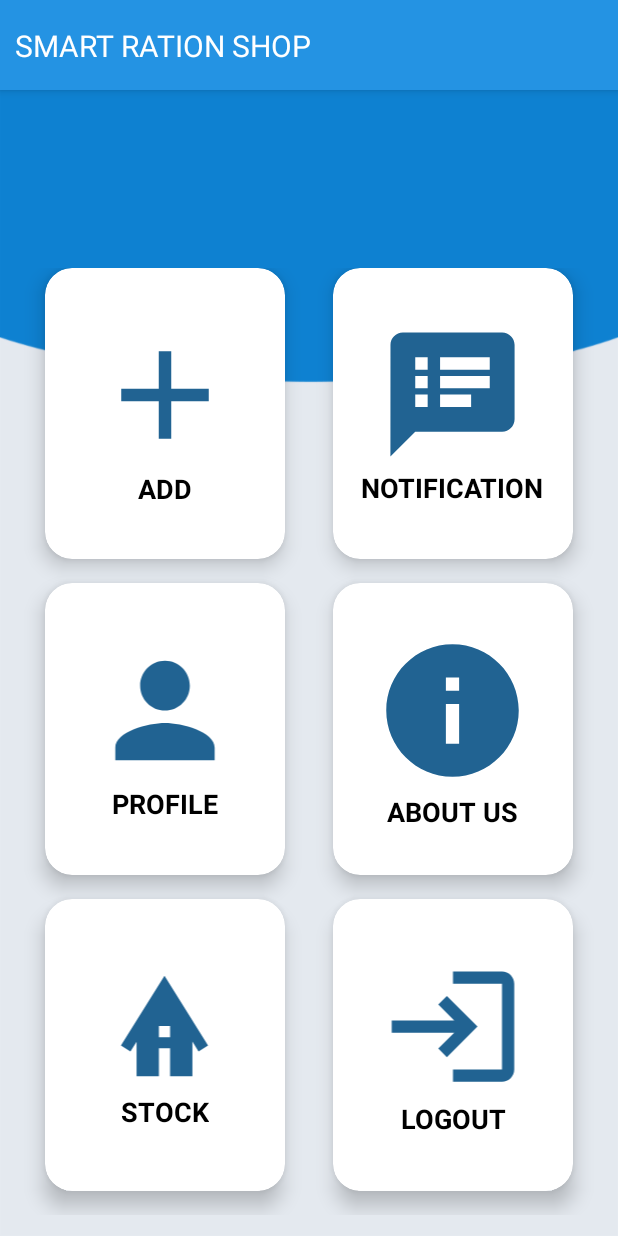
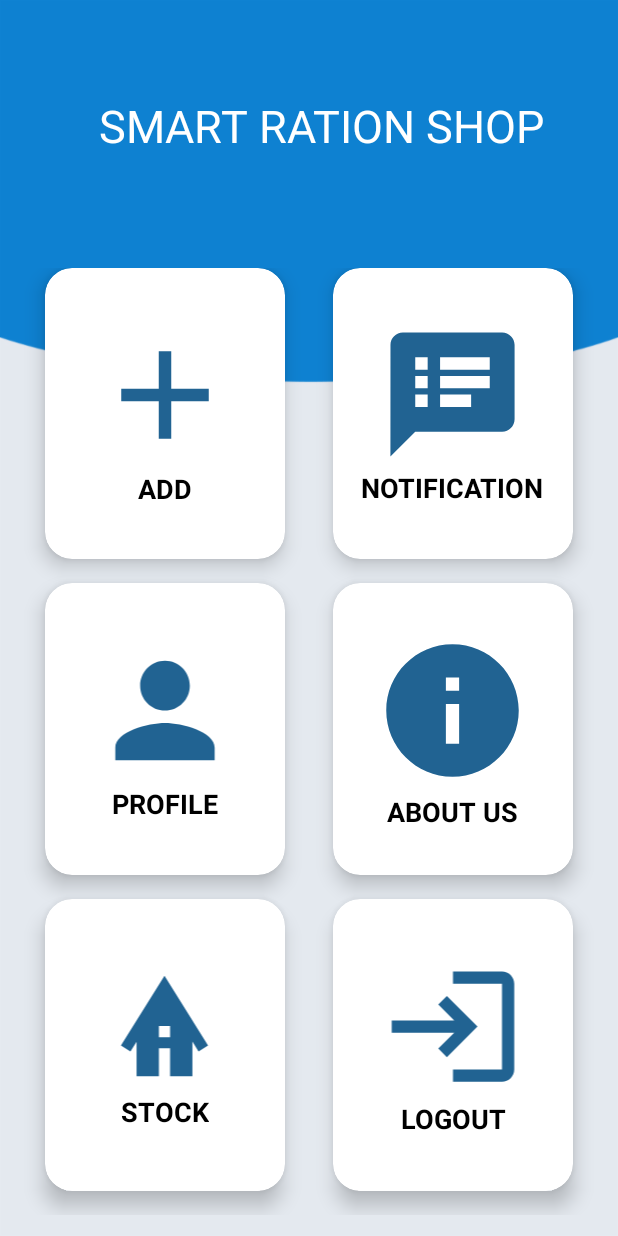
Before and after one commit to THIRUPATHI0305/smart_ration, an Android app: the home screen opened directly, with no data from a screen before it, on a phone screen of 412 x 824 dp. Run offline under Robolectric (Android 15) with nearby library versions, the phone set to English and light mode, and no system bars.

Commit message:
last commit

```diff
--- a/app/src/main/java/com/example/smart_ration_shop/home.java
+++ b/app/src/main/java/com/example/smart_ration_shop/home.java
@@ -61,7 +61,9 @@ public class home extends AppCompatActivity {
             @Override
             public void onClick(View view) {
                 Intent intent = new Intent(home.this,login.class);
+
                 startActivity(intent);
+                finish();
             }
         });
         add.setOnClickListener(new View.OnClickListener() {
--- a/app/src/main/res/layout/activity_home.xml
+++ b/app/src/main/res/layout/activity_home.xml
@@ -4,40 +4,57 @@
     xmlns:tools="http://schemas.android.com/tools"
     android:layout_width="match_parent"
     android:layout_height="match_parent"
+    android:background="@drawable/bg"
     tools:context=".home">
 
-    <include layout="@layout/toolbar"
-        android:id="@+id/tool"/>
-
+<!--    <include layout="@layout/toolbar"-->
+<!--        android:id="@+id/tool"/>-->
 
 
     <LinearLayout
+        android:layout_width="match_parent"
+
+        android:layout_height="match_parent"
         android:orientation="vertical"
-        android:background="@drawable/bg"
-        android:weightSum="10"
-        android:layout_width="match_parent"
-        android:layout_height="match_parent">
+        android:weightSum="10">
 
         <RelativeLayout
-            android:layout_weight="2"
             android:layout_width="match_parent"
-            android:layout_height="0dp">
+            android:layout_height="0dp"
 
+            android:layout_weight="2">
+
+            <TextView
+                android:layout_width="343dp"
+                android:layout_height="68dp"
+                android:layout_alignParentStart="true"
+                android:layout_alignParentEnd="true"
+                android:layout_marginStart="42dp"
+
+                android:layout_marginLeft="30dp"
+                android:layout_marginTop="50dp"
+                android:layout_marginEnd="25dp"
+
+
+                android:gravity="center"
+                android:text="SMART RATION SHOP"
+                android:textColor="@android:color/white"
+                android:textSize="30sp" />
 
 
         </RelativeLayout>
 
         <GridLayout
             android:id="@+id/mainGrid"
-            android:columnCount="2"
-            android:rowCount="3"
-            android:alignmentMode="alignMargins"
-            android:columnOrderPreserved="false"
-            android:layout_weight="8"
             android:layout_width="match_parent"
             android:layout_height="0dp"
+            android:layout_weight="8"
+            android:alignmentMode="alignMargins"
+            android:columnCount="2"
+
+            android:columnOrderPreserved="false"
             android:padding="14dp"
-            >
+            android:rowCount="3">
 
             <!-- Row 1 -->
 
@@ -45,26 +62,26 @@
             <androidx.cardview.widget.CardView
                 android:layout_width="0dp"
                 android:layout_height="0dp"
+
+                android:layout_rowWeight="1"
                 android:layout_columnWeight="1"
-                android:layout_rowWeight="1"
+                android:layout_marginLeft="16dp"
 
-                android:background="@color/white"
 
+                android:layout_marginRight="16dp"
                 android:layout_marginBottom="16dp"
-                android:layout_marginLeft="16dp"
-                android:layout_marginRight="16dp"
-                app:cardElevation="8dp"
+                app:cardBackgroundColor="@color/white"
                 app:cardCornerRadius="18dp"
-                >
+                app:cardElevation="8dp">
 
 
                 <LinearLayout
+                    android:layout_width="wrap_content"
+                    android:layout_height="wrap_content"
                     android:layout_gravity="center_horizontal|center_vertical"
+
                     android:layout_margin="16dp"
-                    android:orientation="vertical"
-
-                    android:layout_width="wrap_content"
-                    android:layout_height="wrap_content">
+                    android:orientation="vertical">
 
                     <ImageView
                         android:id="@+id/add"
@@ -74,15 +91,15 @@
                         android:src="@drawable/ic_baseline_add_24" />
 
                     <TextView
+                        android:layout_width="wrap_content"
+                        android:layout_height="wrap_content"
+                        android:layout_gravity="center"
+                        android:gravity="center"
                         android:text="ADD"
                         android:textAlignment="center"
-                        android:layout_gravity="center"
-                        android:gravity="center"
                         android:textColor="@android:color/black"
                         android:textSize="18sp"
-                        android:textStyle="bold"
-                        android:layout_width="wrap_content"
-                        android:layout_height="wrap_content" />
+                        android:textStyle="bold" />
 
                 </LinearLayout>
 
@@ -92,22 +109,22 @@
             <androidx.cardview.widget.CardView
                 android:layout_width="0dp"
                 android:layout_height="0dp"
+                android:layout_rowWeight="1"
                 android:layout_columnWeight="1"
-                android:layout_rowWeight="1"
-                android:layout_marginBottom="16dp"
                 android:layout_marginLeft="16dp"
                 android:layout_marginRight="16dp"
-                app:cardElevation="8dp"
-                android:background="@color/white"
+                android:layout_marginBottom="16dp"
+                android:background="@color/black"
+                app:cardBackgroundColor="@color/white"
                 app:cardCornerRadius="18dp"
-                >
+                app:cardElevation="8dp">
 
                 <LinearLayout
+                    android:layout_width="wrap_content"
+                    android:layout_height="wrap_content"
                     android:layout_gravity="center_horizontal|center_vertical"
                     android:layout_margin="16dp"
-                    android:orientation="vertical"
-                    android:layout_width="wrap_content"
-                    android:layout_height="wrap_content">
+                    android:orientation="vertical">
 
                     <ImageView
                         android:id="@+id/notify"
@@ -117,13 +134,13 @@
                         android:src="@drawable/ic_baseline_speaker_notes_24" />
 
                     <TextView
+                        android:layout_width="wrap_content"
+                        android:layout_height="wrap_content"
                         android:text="NOTIFICATION"
                         android:textAlignment="center"
                         android:textColor="@android:color/black"
                         android:textSize="18sp"
-                        android:textStyle="bold"
-                        android:layout_width="wrap_content"
-                        android:layout_height="wrap_content" />
+                        android:textStyle="bold" />
 
                 </LinearLayout>
 
@@ -136,22 +153,22 @@
             <androidx.cardview.widget.CardView
                 android:layout_width="0dp"
                 android:layout_height="0dp"
+                android:layout_rowWeight="1"
                 android:layout_columnWeight="1"
-                android:layout_rowWeight="1"
+                android:layout_marginLeft="16dp"
+                android:layout_marginRight="16dp"
                 android:layout_marginBottom="16dp"
-                android:layout_marginLeft="16dp"
                 android:background="@color/white"
-                android:layout_marginRight="16dp"
-                app:cardElevation="8dp"
+                app:cardBackgroundColor="@color/white"
                 app:cardCornerRadius="18dp"
-                >
+                app:cardElevation="8dp">
 
                 <LinearLayout
+                    android:layout_width="wrap_content"
+                    android:layout_height="wrap_content"
                     android:layout_gravity="center_horizontal|center_vertical"
                     android:layout_margin="16dp"
-                    android:orientation="vertical"
-                    android:layout_width="wrap_content"
-                    android:layout_height="wrap_content">
+                    android:orientation="vertical">
 
                     <ImageView
                         android:id="@+id/profile"
@@ -161,14 +178,14 @@
                         android:src="@drawable/baseline_person_24" />
 
                     <TextView
+                        android:layout_width="wrap_content"
+                        android:layout_height="wrap_content"
+                        android:layout_gravity="center"
                         android:text="PROFILE"
                         android:textAlignment="center"
                         android:textColor="@android:color/black"
-                        android:layout_gravity="center"
                         android:textSize="18sp"
-                        android:textStyle="bold"
-                        android:layout_width="wrap_content"
-                        android:layout_height="wrap_content" />
+                        android:textStyle="bold" />
 
                 </LinearLayout>
 
@@ -178,27 +195,27 @@
             <androidx.cardview.widget.CardView
                 android:layout_width="0dp"
                 android:layout_height="0dp"
+                android:layout_rowWeight="1"
                 android:layout_columnWeight="1"
-                android:layout_rowWeight="1"
-                android:layout_marginBottom="16dp"
                 android:layout_marginLeft="16dp"
                 android:layout_marginRight="16dp"
-                app:cardElevation="8dp"
+                android:layout_marginBottom="16dp"
                 android:background="@color/white"
+                app:cardBackgroundColor="@color/white"
                 app:cardCornerRadius="18dp"
-                >
+                app:cardElevation="8dp">
 
                 <LinearLayout
+                    android:layout_width="wrap_content"
+                    android:layout_height="wrap_content"
                     android:layout_gravity="center_horizontal|center_vertical"
                     android:layout_margin="16dp"
-                    android:orientation="vertical"
-                    android:layout_width="wrap_content"
-                    android:layout_height="wrap_content">
+                    android:orientation="vertical">
 
                     <ImageView
+                        android:id="@+id/info"
                         android:layout_width="106dp"
                         android:layout_height="110dp"
-                        android:id="@+id/info"
                         android:layout_gravity="center_horizontal"
                         android:src="@drawable/ic_baseline_info_24" />
 
@@ -222,38 +239,38 @@
             <androidx.cardview.widget.CardView
                 android:layout_width="0dp"
                 android:layout_height="0dp"
+                android:layout_rowWeight="1"
                 android:layout_columnWeight="1"
-                android:layout_rowWeight="1"
-                android:layout_marginBottom="16dp"
                 android:layout_marginLeft="16dp"
                 android:layout_marginRight="16dp"
-                app:cardElevation="8dp"
+                android:layout_marginBottom="16dp"
                 android:background="@color/white"
+                app:cardBackgroundColor="@color/white"
                 app:cardCornerRadius="18dp"
-                >
+                app:cardElevation="8dp">
 
                 <LinearLayout
+                    android:layout_width="wrap_content"
+                    android:layout_height="wrap_content"
                     android:layout_gravity="center_horizontal|center_vertical"
                     android:layout_margin="16dp"
-                    android:orientation="vertical"
-                    android:layout_width="wrap_content"
-                    android:layout_height="wrap_content">
+                    android:orientation="vertical">
 
                     <ImageView
+                        android:id="@+id/stock"
                         android:layout_width="123dp"
                         android:layout_height="89dp"
-                        android:id="@+id/stock"
                         android:layout_gravity="center_horizontal"
                         android:src="@drawable/ic_baseline_bungalow_24" />
 
                     <TextView
+                        android:layout_width="wrap_content"
+                        android:layout_height="wrap_content"
                         android:text="       STOCK"
                         android:textAlignment="center"
                         android:textColor="@android:color/black"
                         android:textSize="18sp"
-                        android:textStyle="bold"
-                        android:layout_width="wrap_content"
-                        android:layout_height="wrap_content" />
+                        android:textStyle="bold" />
 
                 </LinearLayout>
 
@@ -263,36 +280,36 @@
             <androidx.cardview.widget.CardView
                 android:layout_width="0dp"
                 android:layout_height="0dp"
+                android:layout_rowWeight="1"
                 android:layout_columnWeight="1"
-                android:layout_rowWeight="1"
-                android:layout_marginBottom="16dp"
                 android:layout_marginLeft="16dp"
                 android:layout_marginRight="16dp"
+                android:layout_marginBottom="16dp"
                 android:background="@color/white"
-                app:cardElevation="8dp"
+                app:cardBackgroundColor="@color/white"
                 app:cardCornerRadius="18dp"
-                >
+                app:cardElevation="8dp">
 
                 <LinearLayout
+                    android:layout_width="wrap_content"
+                    android:layout_height="wrap_content"
                     android:layout_gravity="center_horizontal|center_vertical"
                     android:layout_margin="16dp"
-                    android:orientation="vertical"
-                    android:layout_width="wrap_content"
-                    android:layout_height="wrap_content">
+                    android:orientation="vertical">
 
                     <ImageView
+                        android:id="@+id/logout1"
                         android:layout_width="108dp"
                         android:layout_height="98dp"
-                        android:id="@+id/logout1"
                         android:layout_gravity="center_horizontal"
                         android:src="@drawable/ic_baseline_login_24" />
 
                     <TextView
                         android:layout_width="wrap_content"
                         android:layout_height="wrap_content"
+                        android:layout_gravity="center"
                         android:text="LOGOUT"
                         android:textAlignment="center"
-                        android:layout_gravity="center"
                         android:textColor="@android:color/black"
                         android:textSize="18sp"
                         android:textStyle="bold" />
@@ -302,11 +319,6 @@
             </androidx.cardview.widget.CardView>
 
 
-
-
-
-
-
         </GridLayout>
 
     </LinearLayout>
--- a/app/src/main/res/layout/activity_main.xml
+++ b/app/src/main/res/layout/activity_main.xml
@@ -5,6 +5,7 @@
     android:layout_width="match_parent"
     android:layout_height="match_parent"
     android:orientation="vertical"
+    android:background="@drawable/rose"
     tools:context=".MainActivity">
 
     <androidx.recyclerview.widget.RecyclerView
--- a/app/src/main/res/layout/activity_sign_up.xml
+++ b/app/src/main/res/layout/activity_sign_up.xml
@@ -75,7 +75,7 @@
         android:textColor="@color/black"
         android:textColorHint="#000000" />
 
-    <EditText
+    <TextView
         android:id="@+id/date"
         android:layout_width="344dp"
         android:layout_height="wrap_content"
@@ -83,7 +83,9 @@
         android:background="@drawable/custom_edittext"
         android:drawableLeft="@drawable/ic_baseline_date_range_24"
         android:drawablePadding="8dp"
-        android:hint="DD-MM-YYYY"
+        android:text="DD-MM-YYYY"
+        android:textSize="16dp"
+
         android:inputType="text"
         android:padding="8dp"
         android:textColor="@color/black"
--- a/app/src/main/res/values/themes.xml
+++ b/app/src/main/res/values/themes.xml
@@ -13,4 +13,8 @@
         <item name="android:statusBarColor">?attr/colorPrimaryVariant</item>
         <!-- Customize your theme here. -->
     </style>
+    <style name="DialogTheme" parent="Theme.MaterialComponents.DayNight.Dialog">
+        <item name="colorAccent">@color/black</item>
+
+    </style>
 </resources>
```
Also changed, not shown: app/src/main/java/com/example/smart_ration_shop/SignupActivity.java (+15 -7 lines), app/src/main/res/layout/activity_aboutus.xml (+8 -8 lines), app/src/main/res/layout/activity_notification.xml (+27 -16 lines), app/src/main/res/drawable/background12.jpg (added).
